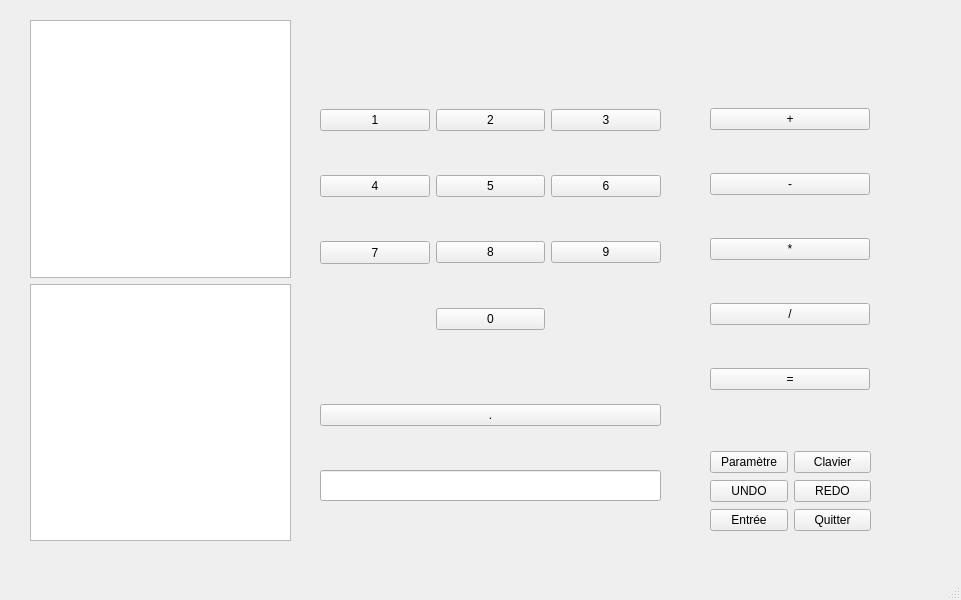
Above: mainwindow.ui from Sk4oned/projet1 before the change. Below: the same form after it.
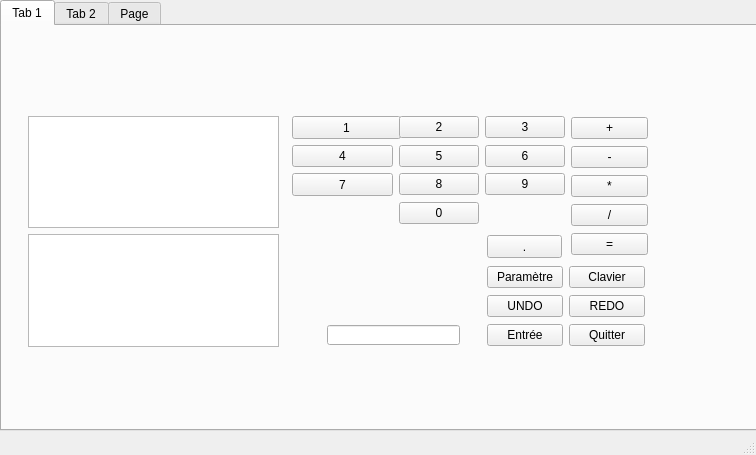
That is the form after the change. The open tabs and pages were chosen to show the change.

The edit to the form file:
```diff
--- a/mainwindow.ui
+++ b/mainwindow.ui
@@ -6,26 +6,74 @@
    <rect>
     <x>0</x>
     <y>0</y>
-    <width>961</width>
-    <height>600</height>
+    <width>756</width>
+    <height>455</height>
    </rect>
   </property>
   <property name="windowTitle">
    <string>MainWindow</string>
   </property>
   <widget class="QWidget" name="centralwidget">
+   <widget class="QTabWidget" name="tabWidget">
+    <property name="geometry">
+     <rect>
+      <x>0</x>
+      <y>0</y>
+      <width>761</width>
+      <height>431</height>
+     </rect>
+    </property>
+    <property name="currentIndex">
+     <number>2</number>
+    </property>
+    <widget class="QWidget" name="tab">
+     <attribute name="title">
+      <string>Tab 1</string>
+     </attribute>
+     <widget class="QPushButton" name="pushButton_18">
+      <property name="geometry">
+       <rect>
+        <x>485</x>
+        <y>209</y>
+        <width>75</width>
+        <height>23</height>
+       </rect>
+      </property>
+      <property name="text">
+       <string>.</string>
+      </property>
+     </widget>
+     <widget class="QLineEdit" name="lineEdit">
+      <property name="geometry">
+       <rect>
+        <x>325</x>
+        <y>299</y>
+        <width>133</width>
+        <height>20</height>
+       </rect>
+      </property>
+      <property name="text">
+       <string/>
+      </property>
+     </widget>
    <widget class="QWidget" name="gridLayoutWidget">
     <property name="geometry">
      <rect>
-      <x>320</x>
-      <y>71</y>
-      <width>341</width>
-      <height>301</height>
+        <x>290</x>
+        <y>90</y>
+        <width>273</width>
+        <height>112</height>
      </rect>
     </property>
     <layout class="QGridLayout" name="gridLayout">
      <item row="0" column="0">
       <widget class="QPushButton" name="pushButton">
+         <property name="minimumSize">
+          <size>
+           <width>109</width>
+           <height>23</height>
+          </size>
+         </property>
        <property name="text">
         <string>1</string>
        </property>
@@ -102,109 +150,12 @@
      </item>
     </layout>
    </widget>
-   <widget class="QLineEdit" name="lineEdit">
-    <property name="geometry">
-     <rect>
-      <x>320</x>
-      <y>470</y>
-      <width>341</width>
-      <height>31</height>
-     </rect>
-    </property>
-    <property name="text">
-     <string/>
-    </property>
-   </widget>
-   <widget class="QWidget" name="verticalLayoutWidget">
-    <property name="geometry">
-     <rect>
-      <x>710</x>
-      <y>71</y>
-      <width>160</width>
-      <height>361</height>
-     </rect>
-    </property>
-    <layout class="QVBoxLayout" name="verticalLayout">
-     <item>
-      <widget class="QPushButton" name="pushButton_14">
-       <property name="text">
-        <string>+</string>
-       </property>
-      </widget>
-     </item>
-     <item>
-      <widget class="QPushButton" name="pushButton_13">
-       <property name="text">
-        <string>-</string>
-       </property>
-      </widget>
-     </item>
-     <item>
-      <widget class="QPushButton" name="pushButton_12">
-       <property name="text">
-        <string>*</string>
-       </property>
-      </widget>
-     </item>
-     <item>
-      <widget class="QPushButton" name="pushButton_11">
-       <property name="text">
-        <string>/</string>
-       </property>
-      </widget>
-     </item>
-     <item>
-      <widget class="QPushButton" name="pushButton_15">
-       <property name="text">
-        <string>=</string>
-       </property>
-      </widget>
-     </item>
-    </layout>
-   </widget>
-   <widget class="QWidget" name="verticalLayoutWidget_2">
-    <property name="geometry">
-     <rect>
-      <x>320</x>
-      <y>390</y>
-      <width>341</width>
-      <height>51</height>
-     </rect>
-    </property>
-    <layout class="QVBoxLayout" name="verticalLayout_2">
-     <item>
-      <widget class="QPushButton" name="pushButton_18">
-       <property name="text">
-        <string>.</string>
-       </property>
-      </widget>
-     </item>
-    </layout>
-   </widget>
-   <widget class="QWidget" name="verticalLayoutWidget_3">
-    <property name="geometry">
-     <rect>
-      <x>30</x>
-      <y>20</y>
-      <width>261</width>
-      <height>521</height>
-     </rect>
-    </property>
-    <layout class="QVBoxLayout" name="verticalLayout_3">
-     <item>
-      <widget class="QTextEdit" name="textEdit_2"/>
-     </item>
-     <item>
-      <widget class="QTextEdit" name="textEdit"/>
-     </item>
-    </layout>
-   </widget>
    <widget class="QWidget" name="gridLayoutWidget_2">
     <property name="geometry">
      <rect>
-      <x>710</x>
-      <y>450</y>
-      <width>161</width>
+        <x>485</x>
+        <y>239</y>
+        <width>158</width>
       <height>83</height>
      </rect>
     </property>
@@ -253,6 +204,132 @@
      </item>
     </layout>
    </widget>
+     <widget class="QWidget" name="verticalLayoutWidget">
+      <property name="geometry">
+       <rect>
+        <x>569</x>
+        <y>90</y>
+        <width>77</width>
+        <height>141</height>
+       </rect>
+      </property>
+      <layout class="QGridLayout" name="gridLayout_3">
+       <item row="0" column="0">
+        <widget class="QPushButton" name="pushButton_14">
+         <property name="text">
+          <string>+</string>
+         </property>
+        </widget>
+       </item>
+       <item row="1" column="0">
+        <widget class="QPushButton" name="pushButton_13">
+         <property name="text">
+          <string>-</string>
+         </property>
+        </widget>
+       </item>
+       <item row="2" column="0">
+        <widget class="QPushButton" name="pushButton_12">
+         <property name="text">
+          <string>*</string>
+         </property>
+        </widget>
+       </item>
+       <item row="3" column="0">
+        <widget class="QPushButton" name="pushButton_11">
+         <property name="text">
+          <string>/</string>
+         </property>
+        </widget>
+       </item>
+       <item row="4" column="0">
+        <widget class="QPushButton" name="pushButton_15">
+         <property name="text">
+          <string>=</string>
+         </property>
+        </widget>
+       </item>
+      </layout>
+     </widget>
+     <widget class="QWidget" name="verticalLayoutWidget_3">
+      <property name="geometry">
+       <rect>
+        <x>26</x>
+        <y>90</y>
+        <width>251</width>
+        <height>231</height>
+       </rect>
+      </property>
+      <layout class="QVBoxLayout" name="verticalLayout_3">
+       <item>
+        <widget class="QTextEdit" name="textEdit_2"/>
+       </item>
+       <item>
+        <widget class="QTextEdit" name="textEdit"/>
+       </item>
+      </layout>
+     </widget>
+    </widget>
+    <widget class="QWidget" name="tab_2">
+     <attribute name="title">
+      <string>Tab 2</string>
+     </attribute>
+     <widget class="QTextEdit" name="textEdit_3">
+      <property name="geometry">
+       <rect>
+        <x>20</x>
+        <y>30</y>
+        <width>261</width>
+        <height>321</height>
+       </rect>
+      </property>
+     </widget>
+     <widget class="QLineEdit" name="lineEdit_2">
+      <property name="geometry">
+       <rect>
+        <x>310</x>
+        <y>330</y>
+        <width>371</width>
+        <height>21</height>
+       </rect>
+      </property>
+      <property name="text">
+       <string/>
+      </property>
+     </widget>
+    </widget>
+    <widget class="QWidget" name="tab_5">
+     <attribute name="title">
+      <string>Page</string>
+     </attribute>
+     <widget class="QLineEdit" name="lineEdit_5">
+      <property name="geometry">
+       <rect>
+        <x>50</x>
+        <y>80</y>
+        <width>141</width>
+        <height>21</height>
+       </rect>
+      </property>
+      <property name="text">
+       <string/>
+      </property>
+     </widget>
+     <widget class="QLabel" name="label">
+      <property name="geometry">
+       <rect>
+        <x>50</x>
+        <y>40</y>
+        <width>171</width>
+        <height>41</height>
+       </rect>
+      </property>
+      <property name="text">
+       <string>Nombre à Afficher dans la Pile</string>
+      </property>
+     </widget>
+    </widget>
+   </widget>
   </widget>
   <widget class="QMenuBar" name="menubar">
    <property name="geometry">
```
Left out of the diff: 2 changed lines with no effect on the pictures. Lines whose indentation alone changed are shown as unchanged.
